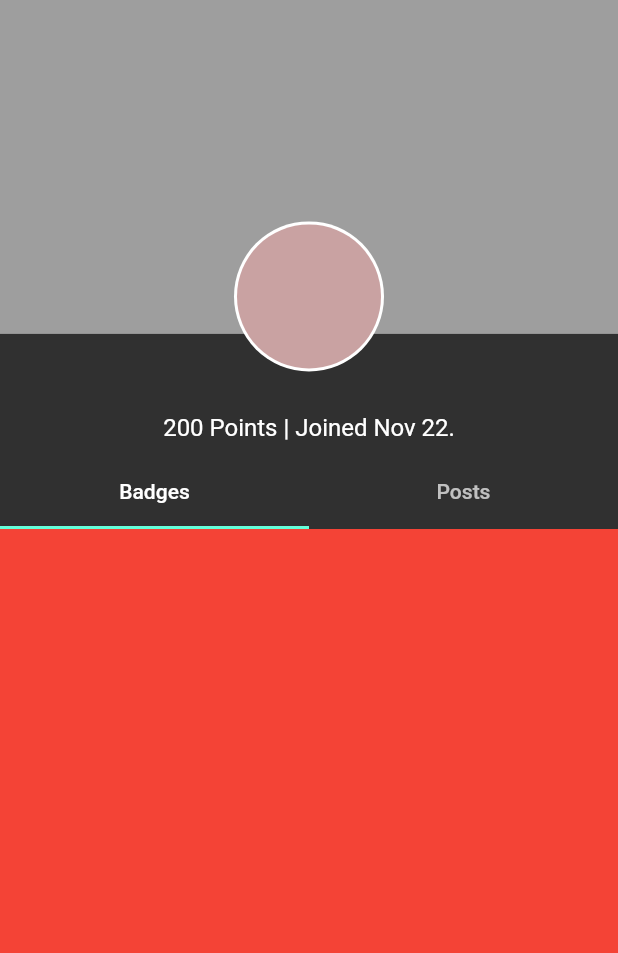
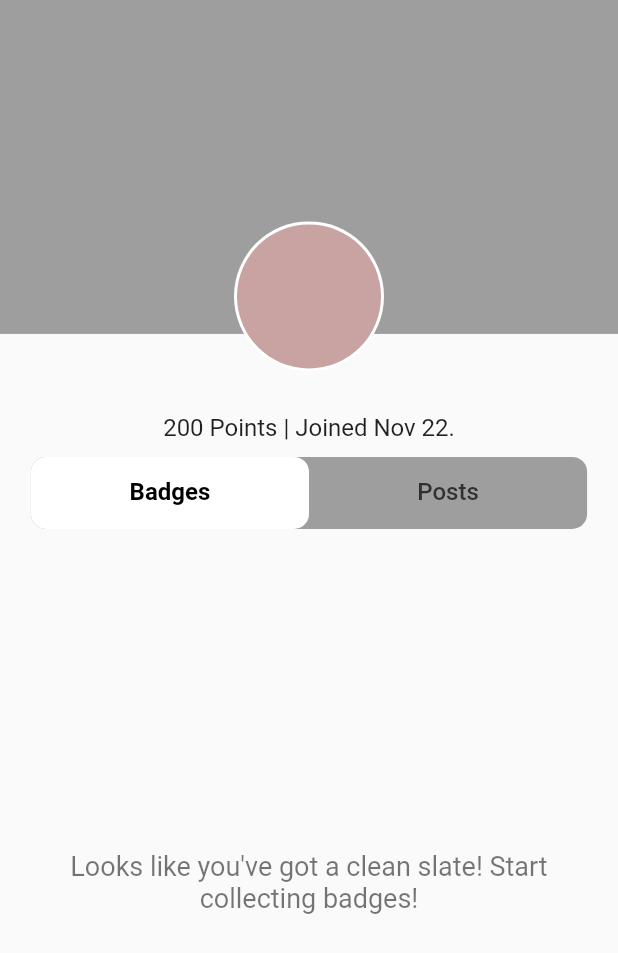
Before and after one commit to babelrobotics/babel_app, a Flutter app: the ProfileScreen screen opened by its route, on a phone screen of 412 x 824 dp. Shown: the top 953 px of the screen. Run offline on Flutter 3.47's test engine with Material 2 defaults, Android fonts, the phone set to English and light mode, and no system bars; our stand-ins replace cloud_firestore, firebase_analytics, firebase_auth, firebase_core, font_awesome_flutter, google_fonts and 3 more; accounts and stored records are empty; network calls fail.

Commit message:
ok profile

```diff
--- a/lib/profile/profile.dart
+++ b/lib/profile/profile.dart
@@ -51,36 +51,50 @@ class ProfileScreen extends StatelessWidget {
             SizedBox(height: 30), // To give some space between the avatar and the name
             Text(
               user.name,
-              style: Theme.of(context).textTheme.headline6,
+              style: Theme.of(context).textTheme.titleLarge,
             ),
             Text(
               '200 Points | Joined Nov 22.',
-              style: Theme.of(context).textTheme.bodyText2,
+              style: Theme.of(context).textTheme.bodyMedium
             ),
             SizedBox(height: 10),
             Flexible(
               flex: 7,
               child: DefaultTabController(
                 length: 2,
+                child: Center(
+                  child: Container(
+                    width: MediaQuery.of(context).size.width * 0.9,
                     child: Column(
                       children: <Widget>[
-                    TabBar(
+                        Container(
+                          decoration: BoxDecoration(
+                            color: Colors.grey, // Grey background for the whole tab bar
+                            borderRadius: BorderRadius.circular(10), // Rounded corners for the container
+                          ),
+                          child: TabBar(
                             tabs: [
                               Tab(text: 'Badges'),
                               Tab(text: 'Posts'),
                             ],
+                            indicator: BoxDecoration(
+                              color: Colors.white, // White background for the selected tab
+                              borderRadius: BorderRadius.circular(10),
+                            ),
+                            indicatorSize: TabBarIndicatorSize.tab,
+                          ),
                         ),
                         Expanded(
                           child: TabBarView(
                             children: [
-                          // TODO: Define your BadgesWidget here
-                          Container(color: Colors.red), // Placeholder for BadgesWidget
-                          // TODO: Define your PostsWidget here
-                          Container(color: Colors.blue), // Placeholder for PostsWidget
+                              BadgeList(),
+                              PostList()
                             ],
                           ),
                         ),
                       ],
+                    ),
+                  ),
                 ),
               ),
             ),
@@ -90,3 +104,39 @@ class ProfileScreen extends StatelessWidget {
     );
   }
 }
+
+class BadgeList extends StatelessWidget {
+  const BadgeList({super.key});
+
+  @override
+  Widget build(BuildContext context) {
+    return const Center(
+      child: Text(
+        "Looks like you've got a clean slate! Start collecting badges!",
+        textAlign: TextAlign.center,
+        style: TextStyle(
+          fontSize: 18,
+          color: Colors.black54,
+        ),
+      ),
+    );
+  }
+}
+
+class PostList extends StatelessWidget {
+  const PostList({super.key});
+
+  @override
+  Widget build(BuildContext context) {
+    return const Center(
+      child: Text(
+        "A world of thoughts, yet to be penned. Break the ice with your first post!",
+        textAlign: TextAlign.center,
+        style: TextStyle(
+          fontSize: 18,
+          color: Colors.black54,
+        ),
+      ),
+    );
+  }
+}
--- a/lib/shared/bottom_nav.dart
+++ b/lib/shared/bottom_nav.dart
@@ -14,6 +14,7 @@ class BottomNavBar extends StatelessWidget {
   @override
   Widget build(BuildContext context) {
     return BottomNavigationBar(
+      type: BottomNavigationBarType.fixed,
       items: const [
         BottomNavigationBarItem(
           icon: Icon(
@@ -36,13 +37,6 @@ class BottomNavBar extends StatelessWidget {
           ),
           label: 'Profile',
         ),
-        BottomNavigationBarItem(
-          icon: Icon(
-            FontAwesomeIcons.bolt,
-            size: 20,
-          ),
-          label: 'About',
-        ),
       ],
       currentIndex: selectedIndex,
       fixedColor: Colors.deepPurple[200],
--- a/lib/themes.dart
+++ b/lib/themes.dart
@@ -2,10 +2,11 @@ import 'package:flutter/material.dart';
 import 'package:google_fonts/google_fonts.dart';
 
 var appTheme = ThemeData(
-
+  //useMaterial3: true,
+  splashColor: Colors.transparent,
+  highlightColor: Colors.transparent,
   fontFamily: GoogleFonts.roboto().fontFamily,
-
-  brightness: Brightness.dark,
+  brightness: Brightness.light,
   textTheme: const TextTheme(
     bodyLarge: TextStyle(fontSize: 18),
     bodyMedium: TextStyle(fontSize: 16),
@@ -23,4 +24,9 @@ var appTheme = ThemeData(
   buttonTheme: const ButtonThemeData(
     textTheme: ButtonTextTheme.accent,
   ),
+  tabBarTheme: const TabBarTheme(
+    labelColor: Colors.black, // Color of the text for the selected tab
+    labelStyle: TextStyle(fontSize: 16, fontWeight: FontWeight.bold), // Style for the text of the selected tab
+    unselectedLabelStyle: TextStyle(fontSize: 16), // Style for the text of the unselected tabs
+  ),
 );
```
Lines whose indentation alone changed are shown as unchanged.
